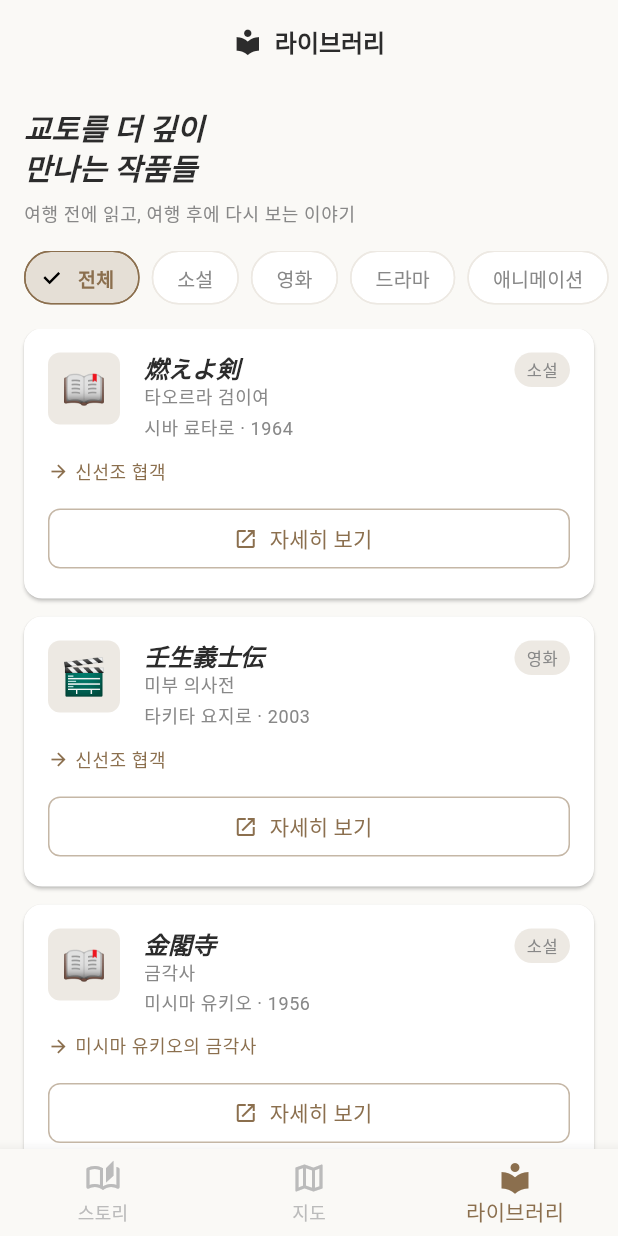
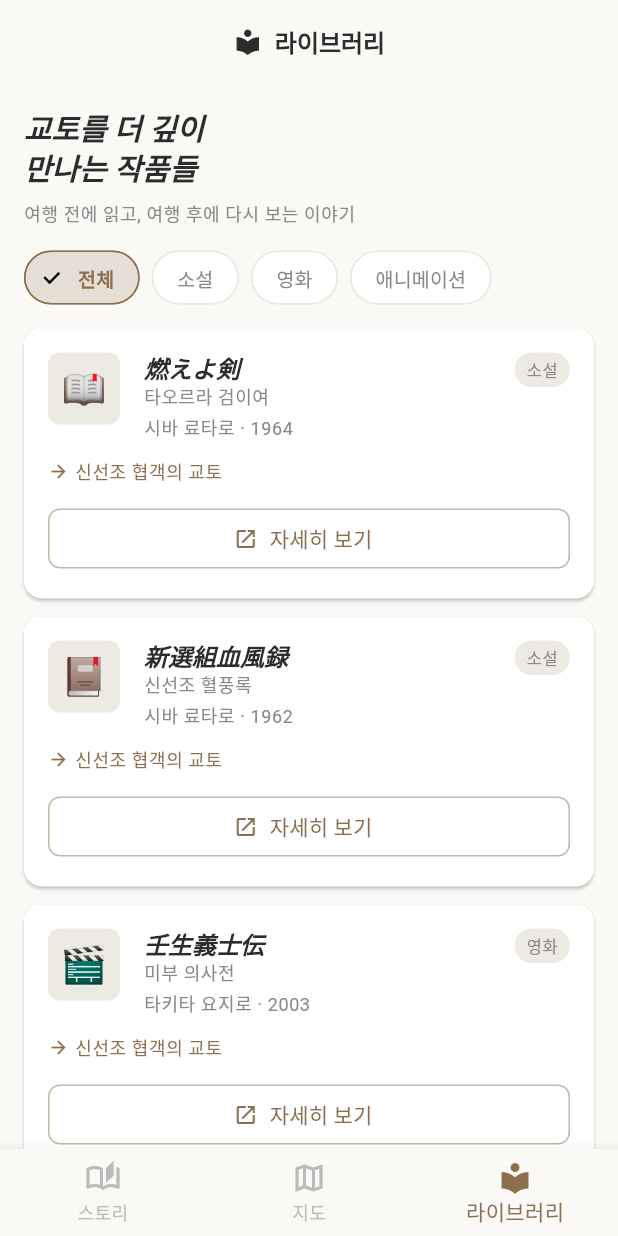
Before and after one commit to xzsewq-coder/citystorymap, a Flutter app: the screen it shows after launch, item 3 of the bottom bar chosen, on a phone screen of 412 x 824 dp. Run offline on Flutter 3.47's test engine with Material 3 defaults, Android fonts, the phone set to English and light mode, and no system bars; Roboto replaces fonts that are missing (Georgia).

Commit message:
feat: 화면들 DataService 연동 + 하드코딩 제거
- theme_detail_screen: ThemeModel 직접 수신, Place/RelatedWork DataService 연동
- library_screen: 전체 작품 목록 DataService 연동, 카테고리 필터, 테마 연결 네비게이션
- map_screen: deprecated withOpacity → withValues 수정
- 외부 URL 열기 기능 (url_launcher) 구현

Co-Authored-By: Claude Opus 4.5 <noreply@anthropic.com>

```diff
--- a/lib/screens/library_screen.dart
+++ b/lib/screens/library_screen.dart
@@ -1,4 +1,9 @@
 import 'package:flutter/material.dart';
+import 'package:url_launcher/url_launcher.dart';
+import '../models/related_work_model.dart';
+import '../models/theme_model.dart';
+import '../services/data_service.dart';
+import 'theme_detail_screen.dart';
 
 /// 라이브러리 화면 (관련작품 탭)
 /// - 도시와 관련된 모든 작품 (책, 영화, 드라마, 애니메이션)
@@ -12,11 +17,67 @@ class LibraryScreen extends StatefulWidget {
 }
 
 class _LibraryScreenState extends State<LibraryScreen> {
-  // 현재 선택된 카테고리 필터
-  String _selectedCategory = '전체';
+  // 현재 선택된 카테고리 필터 (type 값: 'all', 'book', 'movie', 'anime')
+  String _selectedType = 'all';
 
-  // 카테고리 목록
-  final List<String> _categories = ['전체', '소설', '영화', '드라마', '애니메이션'];
+  // DataService에서 로드한 전체 작품 목록
+  late final List<RelatedWorkModel> _allWorks;
+
+  // DataService에서 로드한 테마 목록 (테마 이름 조회용)
+  late final List<ThemeModel> _themes;
+
+  // 카테고리 필터 옵션 (타입 값과 라벨)
+  final List<_FilterOption> _filterOptions = [
+    _FilterOption(type: 'all', label: '전체'),
+    _FilterOption(type: 'book', label: '소설'),
+    _FilterOption(type: 'movie', label: '영화'),
+    _FilterOption(type: 'anime', label: '애니메이션'),
+  ];
+
+  @override
+  void initState() {
+    super.initState();
+    // DataService에서 데이터 로드
+    _allWorks = DataService.instance.getAllRelatedWorks();
+    _themes = DataService.instance.getThemes();
+  }
+
+  /// 테마 ID로 테마 이름 조회
+  String _getThemeName(String themeId) {
+    final theme = _themes.where((t) => t.id == themeId).firstOrNull;
+    return theme?.title ?? '';
+  }
+
+  /// 테마 ID로 테마 모델 조회
+  ThemeModel? _getTheme(String themeId) {
+    return _themes.where((t) => t.id == themeId).firstOrNull;
+  }
+
+  /// 외부 URL 열기
+  Future<void> _launchUrl(String urlString) async {
+    final url = Uri.parse(urlString);
+    if (await canLaunchUrl(url)) {
+      await launchUrl(url, mode: LaunchMode.externalApplication);
+    }
+  }
+
+  /// 테마 상세 화면으로 이동
+  void _navigateToTheme(ThemeModel theme) {
+    Navigator.push(
+      context,
+      MaterialPageRoute(
+        builder: (context) => ThemeDetailScreen(theme: theme),
+      ),
+    );
+  }
+
+  /// 필터된 작품 목록 반환
+  List<RelatedWorkModel> get _filteredWorks {
+    if (_selectedType == 'all') {
+      return _allWorks;
+    }
+    return _allWorks.where((w) => w.type == _selectedType).toList();
+  }
 
   @override
   Widget build(BuildContext context) {
@@ -95,23 +156,23 @@ class _LibraryScreenState extends State<LibraryScreen> {
       child: ListView.builder(
         scrollDirection: Axis.horizontal,
         padding: const EdgeInsets.symmetric(horizontal: 16),
-        itemCount: _categories.length,
+        itemCount: _filterOptions.length,
         itemBuilder: (context, index) {
-          final category = _categories[index];
-          final isSelected = category == _selectedCategory;
+          final option = _filterOptions[index];
+          final isSelected = option.type == _selectedType;
 
           return Padding(
             padding: const EdgeInsets.only(right: 8),
             child: FilterChip(
-              label: Text(category),
+              label: Text(option.label),
               selected: isSelected,
               onSelected: (selected) {
                 setState(() {
-                  _selectedCategory = category;
+                  _selectedType = option.type;
                 });
               },
               backgroundColor: Colors.white,
-              selectedColor: Theme.of(context).colorScheme.primary.withOpacity(0.15),
+              selectedColor: Theme.of(context).colorScheme.primary.withValues(alpha: 0.15),
               labelStyle: TextStyle(
                 color: isSelected
                     ? Theme.of(context).colorScheme.primary
@@ -136,71 +197,28 @@ class _LibraryScreenState extends State<LibraryScreen> {
 
   /// 작품 리스트
   Widget _buildWorksList(BuildContext context) {
-    // 샘플 데이터 (추후 JSON에서 로딩)
-    final works = [
-      _WorkItem(
-        emoji: '📖',
-        title: '燃えよ剣',
-        titleKo: '타오르라 검이여',
-        creator: '시바 료타로',
-        year: 1964,
-        type: '소설',
-        linkedTheme: '신선조 협객',
-      ),
-      _WorkItem(
-        emoji: '🎬',
-        title: '壬生義士伝',
-        titleKo: '미부 의사전',
-        creator: '타키타 요지로',
-        year: 2003,
-        type: '영화',
-        linkedTheme: '신선조 협객',
-      ),
-      _WorkItem(
-        emoji: '📖',
-        title: '金閣寺',
-        titleKo: '금각사',
-        creator: '미시마 유키오',
-        year: 1956,
-        type: '소설',
-        linkedTheme: '미시마 유키오의 금각사',
-      ),
-      _WorkItem(
-        emoji: '🎞️',
-        title: '言の葉の庭',
-        titleKo: '언어의 정원',
-        creator: '신카이 마코토',
-        year: 2013,
-        type: '애니메이션',
-        linkedTheme: '언어의 정원의 교토',
-      ),
-      _WorkItem(
-        emoji: '⚔️',
-        title: 'るろうに剣心',
-        titleKo: '바람의 검심',
-        creator: '와츠키 노부히로',
-        year: 1996,
-        type: '애니메이션',
-        linkedTheme: '신선조 협객',
-      ),
-    ];
+    final works = _filteredWorks;
 
-    // 카테고리 필터링
-    final filteredWorks = _selectedCategory == '전체'
-        ? works
-        : works.where((w) => w.type == _selectedCategory).toList();
+    if (works.isEmpty) {
+      return _buildEmptyState(context);
+    }
 
     return ListView.builder(
       padding: const EdgeInsets.symmetric(horizontal: 16),
-      itemCount: filteredWorks.length,
+      itemCount: works.length,
       itemBuilder: (context, index) {
-        return _buildWorkCard(context, filteredWorks[index]);
+        return _buildWorkCard(context, works[index]);
       },
     );
   }
 
   /// 작품 카드
-  Widget _buildWorkCard(BuildContext context, _WorkItem work) {
+  Widget _buildWorkCard(BuildContext context, RelatedWorkModel work) {
+    // 연결된 첫 번째 테마 (있는 경우)
+    final linkedThemeId = work.themeIds.isNotEmpty ? work.themeIds.first : null;
+    final linkedThemeName = linkedThemeId != null ? _getThemeName(linkedThemeId) : '';
+    final linkedTheme = linkedThemeId != null ? _getTheme(linkedThemeId) : null;
+
     return Container(
       margin: const EdgeInsets.only(bottom: 12),
       child: Material(
@@ -215,7 +233,7 @@ class _LibraryScreenState extends State<LibraryScreen> {
               Row(
                 crossAxisAlignment: CrossAxisAlignment.start,
                 children: [
-                  // 이모지 아이콘
+                  // 커버 이모지 아이콘
                   Container(
                     width: 48,
                     height: 48,
@@ -225,7 +243,7 @@ class _LibraryScreenState extends State<LibraryScreen> {
                     ),
                     child: Center(
                       child: Text(
-                        work.emoji,
+                        work.coverEmoji,
                         style: const TextStyle(fontSize: 24),
                       ),
                     ),
@@ -238,7 +256,7 @@ class _LibraryScreenState extends State<LibraryScreen> {
                     child: Column(
                       crossAxisAlignment: CrossAxisAlignment.start,
                       children: [
-                        // 원제
+                        // 원제 (일본어)
                         Text(
                           work.title,
                           style: Theme.of(context).textTheme.headlineSmall?.copyWith(
@@ -246,9 +264,9 @@ class _LibraryScreenState extends State<LibraryScreen> {
                           ),
                         ),
                         // 한국어 제목
-                        if (work.titleKo != null)
+                        if (work.titleKo.isNotEmpty)
                           Text(
-                            work.titleKo!,
+                            work.titleKo,
                             style: Theme.of(context).textTheme.bodySmall,
                           ),
                         const SizedBox(height: 4),
@@ -261,7 +279,7 @@ class _LibraryScreenState extends State<LibraryScreen> {
                     ),
                   ),
 
-                  // 타입 뱃지
+                  // 타입 뱃지 (소설/영화/애니메이션)
                   Container(
                     padding: const EdgeInsets.symmetric(
                       horizontal: 8,
@@ -272,7 +290,7 @@ class _LibraryScreenState extends State<LibraryScreen> {
                       borderRadius: BorderRadius.circular(12),
                     ),
                     child: Text(
-                      work.type,
+                      work.typeLabel,
                       style: Theme.of(context).textTheme.bodySmall?.copyWith(
                         fontSize: 11,
                       ),
@@ -281,10 +299,14 @@ class _LibraryScreenState extends State<LibraryScreen> {
                 ],
               ),
 
+              // 연결된 테마 (있는 경우에만 표시)
+              if (linkedThemeName.isNotEmpty) ...[
                 const SizedBox(height: 12),
-
-              // 연결된 테마
-              Row(
+                GestureDetector(
+                  onTap: linkedTheme != null
+                      ? () => _navigateToTheme(linkedTheme)
+                      : null,
+                  child: Row(
                     children: [
                       Icon(
                         Icons.arrow_forward,
@@ -292,30 +314,33 @@ class _LibraryScreenState extends State<LibraryScreen> {
                         color: Theme.of(context).colorScheme.primary,
                       ),
                       const SizedBox(width: 4),
-                  Text(
-                    work.linkedTheme,
+                      Flexible(
+                        child: Text(
+                          linkedThemeName,
                           style: Theme.of(context).textTheme.bodySmall?.copyWith(
                             color: Theme.of(context).colorScheme.primary,
+                          ),
+                          overflow: TextOverflow.ellipsis,
                         ),
                       ),
                     ],
                   ),
+                ),
+              ],
 
+              // 외부 링크 버튼 (URL이 있는 경우에만)
+              if (work.externalUrl.isNotEmpty) ...[
                 const SizedBox(height: 12),
-
-              // 외부 링크 버튼
                 SizedBox(
                   width: double.infinity,
                   child: OutlinedButton.icon(
-                  onPressed: () {
-                    // TODO: 외부 URL 열기
-                  },
+                    onPressed: () => _launchUrl(work.externalUrl),
                     icon: const Icon(Icons.open_in_new, size: 16),
                     label: const Text('자세히 보기'),
                     style: OutlinedButton.styleFrom(
                       foregroundColor: Theme.of(context).colorScheme.primary,
                       side: BorderSide(
-                      color: Theme.of(context).colorScheme.primary.withOpacity(0.5),
+                        color: Theme.of(context).colorScheme.primary.withValues(alpha: 0.5),
                       ),
                       shape: RoundedRectangleBorder(
                         borderRadius: BorderRadius.circular(8),
@@ -324,30 +349,39 @@ class _LibraryScreenState extends State<LibraryScreen> {
                   ),
                 ),
               ],
+            ],
           ),
         ),
       ),
     );
   }
+
+  /// 빈 상태 위젯
+  Widget _buildEmptyState(BuildContext context) {
+    return Center(
+      child: Column(
+        mainAxisAlignment: MainAxisAlignment.center,
+        children: [
+          Icon(
+            Icons.library_books_outlined,
+            size: 48,
+            color: Theme.of(context).colorScheme.secondary,
+          ),
+          const SizedBox(height: 16),
+          Text(
+            '해당 카테고리의 작품이 없습니다',
+            style: Theme.of(context).textTheme.bodyMedium,
+          ),
+        ],
+      ),
+    );
+  }
 }
 
-/// 작품 아이템 데이터 클래스
-class _WorkItem {
-  final String emoji;
-  final String title;
-  final String? titleKo;
-  final String creator;
-  final int year;
-  final String type;
-  final String linkedTheme;
+/// 카테고리 필터 옵션
+class _FilterOption {
+  final String type;  // 'all', 'book', 'movie', 'anime'
+  final String label; // '전체', '소설', '영화', '애니메이션'
 
-  _WorkItem({
-    required this.emoji,
-    required this.title,
-    this.titleKo,
-    required this.creator,
-    required this.year,
-    required this.type,
-    required this.linkedTheme,
-  });
+  const _FilterOption({required this.type, required this.label});
 }
--- a/lib/screens/map_screen.dart
+++ b/lib/screens/map_screen.dart
@@ -52,7 +52,7 @@ class MapScreen extends StatelessWidget {
                 borderRadius: BorderRadius.circular(16),
                 boxShadow: [
                   BoxShadow(
-                    color: Colors.black.withOpacity(0.1),
+                    color: Colors.black.withValues(alpha: 0.1),
                     blurRadius: 20,
                     offset: const Offset(0, 4),
                   ),
@@ -132,7 +132,7 @@ class MapScreen extends StatelessWidget {
             shape: BoxShape.circle,
             boxShadow: [
               BoxShadow(
-                color: Colors.black.withOpacity(0.2),
+                color: Colors.black.withValues(alpha: 0.2),
                 blurRadius: 8,
                 offset: const Offset(0, 2),
               ),
```
Also changed, not shown: lib/screens/theme_detail_screen.dart (+93 -240 lines). Lines whose indentation alone changed are shown as unchanged.
